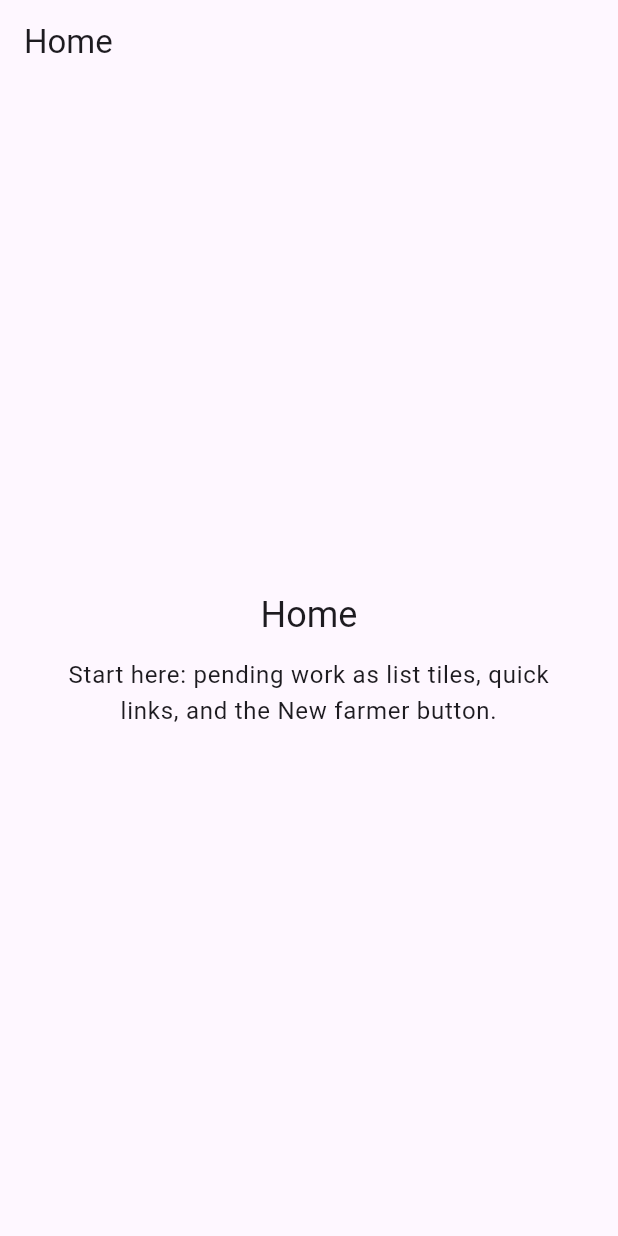
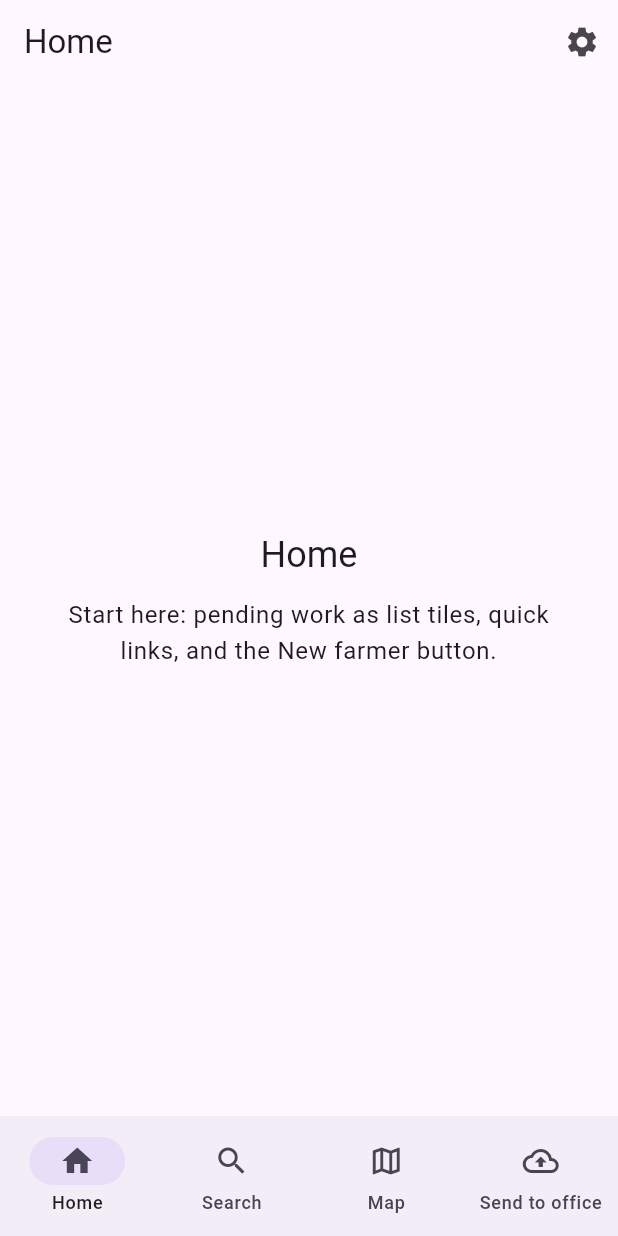
Before and after one commit to VirungaPark/vCollect, a Flutter app: the screen it shows after launch, on a phone screen of 412 x 824 dp. Run offline on Flutter 3.47's test engine with Material 3 defaults, Android fonts, the phone set to English and light mode, and no system bars.

Commit message:
feat(navigation): add bottom nav with placeholder tab screens
- Add AppShell with a NavigationBar for Home, Search, Map and Send to office; an IndexedStack keeps each tab's state
- Add a settings gear on Home that opens Settings, with a placeholder Language row
- Add a Farmer file screen opened from Search
- Add navigation tests and tap-target checks for every new screen

```diff
--- a/app/lib/app.dart
+++ b/app/lib/app.dart
@@ -1,22 +1,13 @@
 import 'package:flutter/material.dart';
 
+import 'navigation/app_shell.dart';
 import 'strings.dart';
-import 'widgets/placeholder_body.dart';
 
 class VCollectApp extends StatelessWidget {
   const VCollectApp({super.key});
 
   @override
   Widget build(BuildContext context) {
-    return MaterialApp(
-      title: AppStrings.appTitle,
-      home: Scaffold(
-        appBar: AppBar(title: const Text(AppStrings.homeTitle)),
-        body: const PlaceholderBody(
-          title: AppStrings.homeTitle,
-          description: AppStrings.homeDescription,
-        ),
-      ),
-    );
+    return const MaterialApp(title: AppStrings.appTitle, home: AppShell());
   }
 }
--- /dev/null
+++ b/app/lib/features/home/home_screen.dart
@@ -0,0 +1,36 @@
+import 'package:flutter/material.dart';
+
+import '../../strings.dart';
+import '../../widgets/placeholder_body.dart';
+import '../settings/settings_screen.dart';
+
+/// Home tab: the agent's starting point.
+///
+/// To build: pending work as list tiles (not cards), quick links and the
+/// New farmer button. Language selection lives in Settings (the gear), not
+/// at the top of this page.
+class HomeScreen extends StatelessWidget {
+  const HomeScreen({super.key});
+
+  @override
+  Widget build(BuildContext context) {
+    return Scaffold(
+      appBar: AppBar(
+        title: const Text(AppStrings.homeTitle),
+        actions: [
+          IconButton(
+            icon: const Icon(Icons.settings),
+            tooltip: AppStrings.settingsTitle,
+            onPressed: () => Navigator.of(context).push(
+              MaterialPageRoute<void>(builder: (_) => const SettingsScreen()),
+            ),
+          ),
+        ],
+      ),
+      body: const PlaceholderBody(
+        title: AppStrings.homeTitle,
+        description: AppStrings.homeDescription,
+      ),
+    );
+  }
+}
--- /dev/null
+++ b/app/lib/navigation/app_shell.dart
@@ -0,0 +1,64 @@
+import 'package:flutter/material.dart';
+
+import '../features/home/home_screen.dart';
+import '../features/map/map_screen.dart';
+import '../features/search/search_screen.dart';
+import '../features/sync/send_to_office_screen.dart';
+import '../strings.dart';
+
+/// The app's top level: the four main tabs and the bottom navigation bar.
+///
+/// Tabs live in an [IndexedStack] so each keeps its state (scroll position,
+/// map view, and so on) when the agent switches away and back. Screens
+/// pushed from a tab, such as Settings or the registration flow, cover the
+/// whole shell, so the bottom navigation bar is hidden while they are open.
+class AppShell extends StatefulWidget {
+  const AppShell({super.key});
+
+  @override
+  State<AppShell> createState() => _AppShellState();
+}
+
+class _AppShellState extends State<AppShell> {
+  int _selectedIndex = 0;
+
+  static const _tabs = <Widget>[
+    HomeScreen(),
+    SearchScreen(),
+    MapScreen(),
+    SendToOfficeScreen(),
+  ];
+
+  @override
+  Widget build(BuildContext context) {
+    return Scaffold(
+      body: IndexedStack(index: _selectedIndex, children: _tabs),
+      bottomNavigationBar: NavigationBar(
+        selectedIndex: _selectedIndex,
+        onDestinationSelected: (index) =>
+            setState(() => _selectedIndex = index),
+        destinations: const [
+          NavigationDestination(
+            icon: Icon(Icons.home_outlined),
+            selectedIcon: Icon(Icons.home),
+            label: AppStrings.homeTitle,
+          ),
+          NavigationDestination(
+            icon: Icon(Icons.search),
+            label: AppStrings.searchTitle,
+          ),
+          NavigationDestination(
+            icon: Icon(Icons.map_outlined),
+            selectedIcon: Icon(Icons.map),
+            label: AppStrings.mapTitle,
+          ),
+          NavigationDestination(
+            icon: Icon(Icons.cloud_upload_outlined),
+            selectedIcon: Icon(Icons.cloud_upload),
+            label: AppStrings.sendToOfficeTitle,
+          ),
+        ],
+      ),
+    );
+  }
+}
--- a/app/lib/widgets/placeholder_body.dart
+++ b/app/lib/widgets/placeholder_body.dart
@@ -1,7 +1,8 @@
 import 'package:flutter/material.dart';
 
 /// Blank-screen content for the skeleton UI: a title and a short description
-/// of what the screen will hold.
+/// of what the screen will hold, plus an optional [action] (such as a button
+/// that leads to the next screen).
 ///
 /// Replace it with the real screen content when the screen is built.
 class PlaceholderBody extends StatelessWidget {
@@ -9,16 +10,19 @@ class PlaceholderBody extends StatelessWidget {
     super.key,
     required this.title,
     required this.description,
+    this.action,
   });
 
   final String title;
   final String description;
+  final Widget? action;
 
   @override
   Widget build(BuildContext context) {
     final textTheme = Theme.of(context).textTheme;
+    final action = this.action;
     return Center(
-      child: Padding(
+      child: SingleChildScrollView(
         padding: const EdgeInsets.all(24),
         child: Column(
           mainAxisSize: MainAxisSize.min,
@@ -34,6 +38,7 @@ class PlaceholderBody extends StatelessWidget {
               style: textTheme.bodyLarge,
               textAlign: TextAlign.center,
             ),
+            if (action != null) ...[const SizedBox(height: 24), action],
           ],
         ),
       ),
```
Also changed, not shown: app/lib/features/map/map_screen.dart (added, +22 -0 lines), app/lib/features/search/farmer_file_screen.dart (added, +22 -0 lines), app/lib/features/search/search_screen.dart (added, +30 -0 lines), app/lib/features/settings/settings_screen.dart (added, +34 -0 lines), app/lib/features/sync/send_to_office_screen.dart (added, +22 -0 lines), 3 other files.
